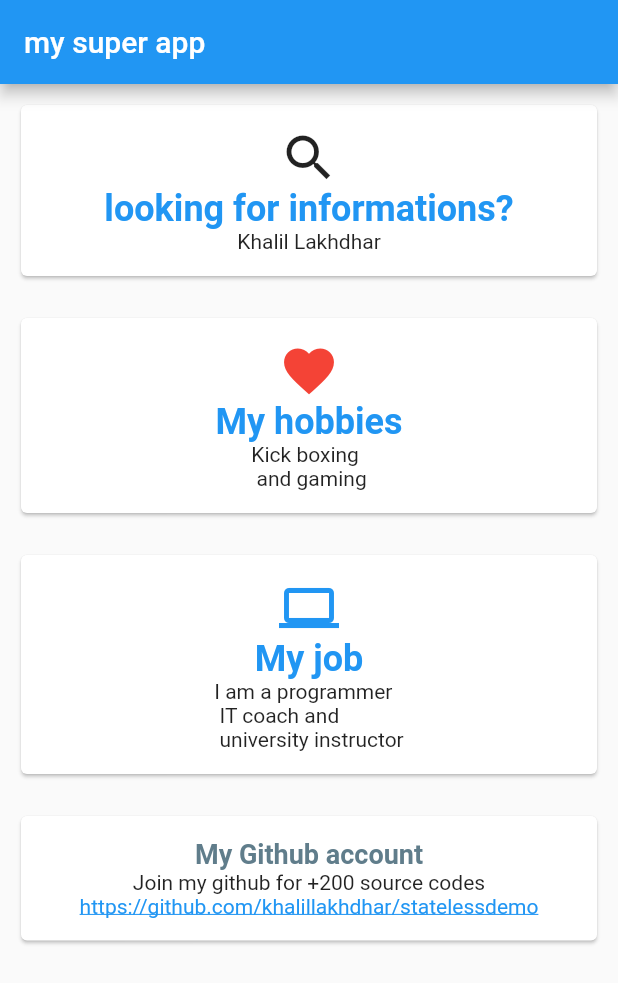
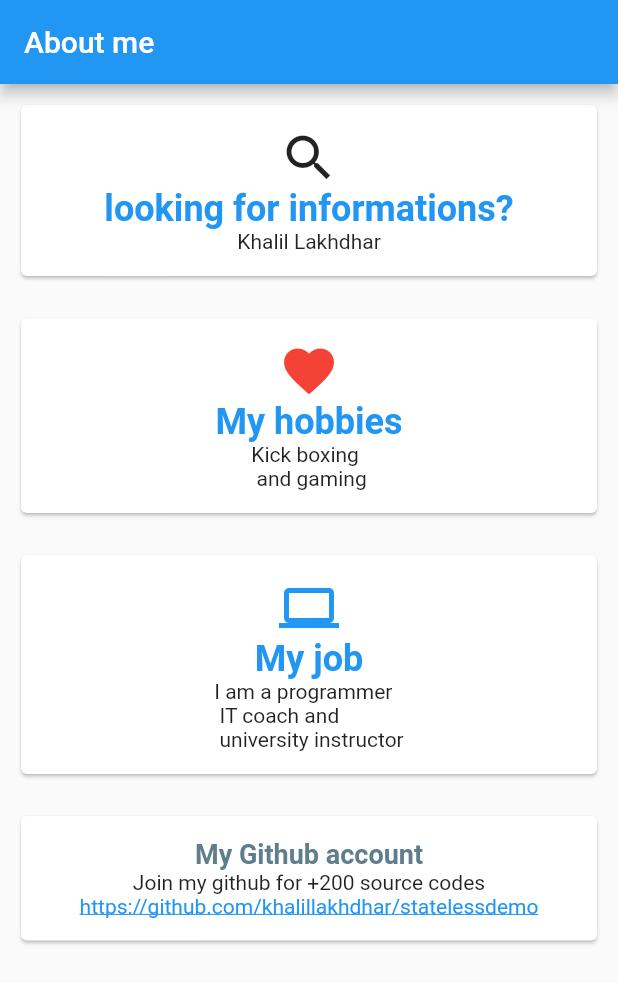
Before and after one commit to khalillakhdhar/flutterpresentation, a Flutter app: the screen it shows after launch, on a phone screen of 412 x 824 dp. Shown: the top 983 px of the screen. Run offline on Flutter 3.47's test engine with Material 2 defaults, Android fonts, the phone set to English and light mode, and no system bars.

Commit message:
Update main.dart

```diff
--- a/lib/main.dart
+++ b/lib/main.dart
@@ -9,7 +9,7 @@ class MystatelessWidget extends StatelessWidget {
   Widget build(BuildContext context) {
     return new Scaffold(
       appBar: new AppBar(
-        title: new Text("my super app"),
+        title: new Text("About me"),
       ),
       body: new Container(
         padding: new EdgeInsets.all(10.0),
```
